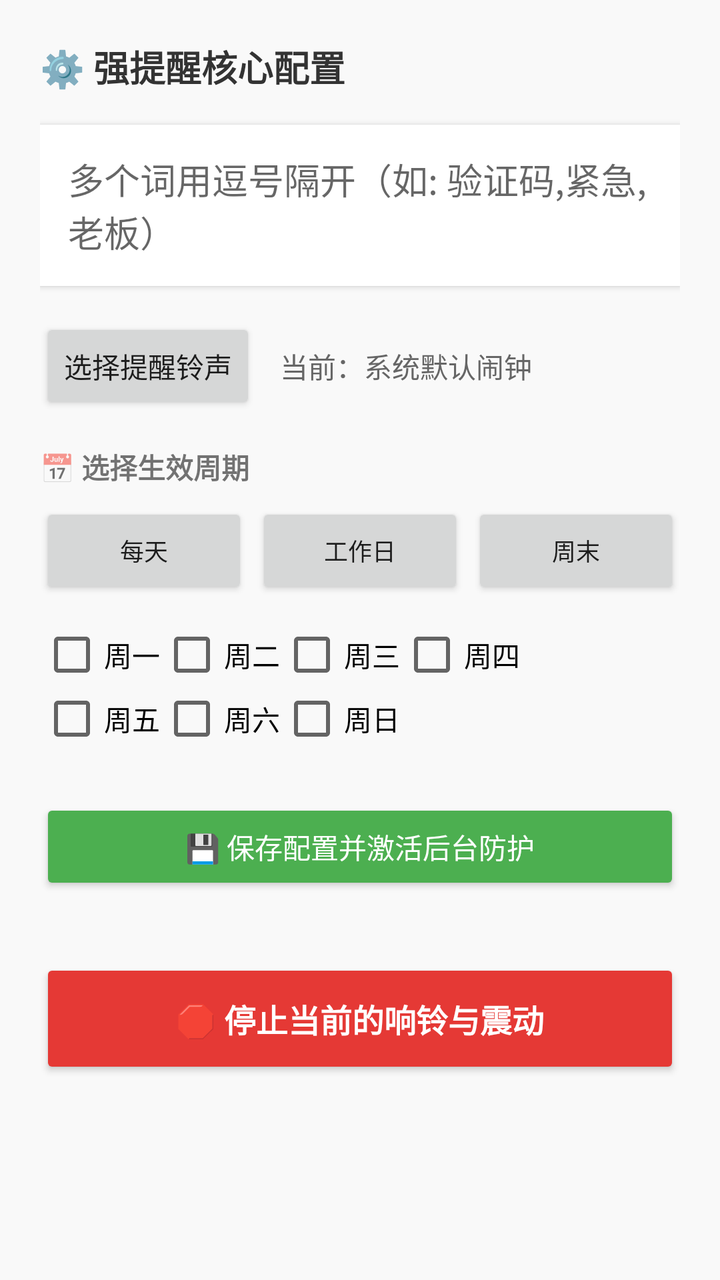
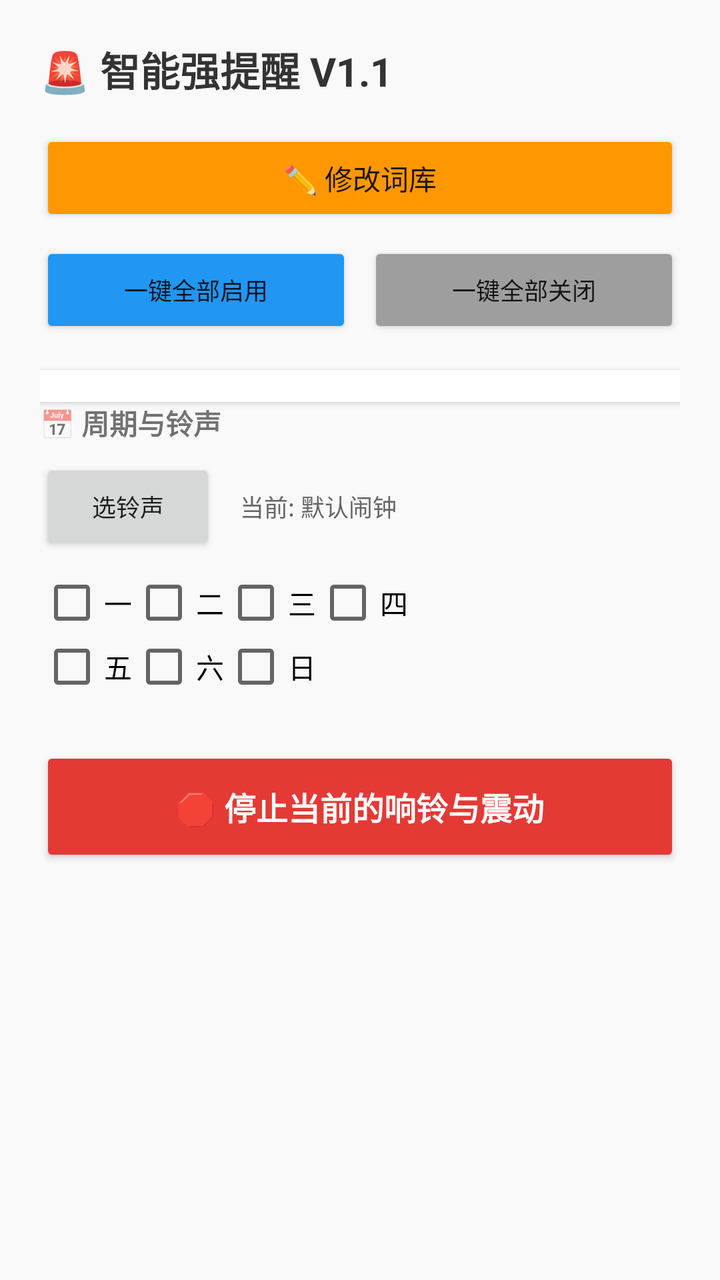

Two renders of the same Android screen: before a commit and after it. Below are the layout's source before the change and the commit's diff.
<!-- AndroidManifest.xml: application theme Theme.AppCompat.Light.NoActionBar -->
<!-- res/layout/activity_main.xml -->
<?xml version="1.0" encoding="utf-8"?>
<ScrollView xmlns:android="http://schemas.android.com/apk/res/android"
    android:layout_width="match_parent"
    android:layout_height="match_parent"
    android:background="#F9F9F9">

    <LinearLayout
        android:layout_width="match_parent"
        android:layout_height="wrap_content"
        android:orientation="vertical"
        android:padding="20dp">

        <TextView
            android:layout_width="wrap_content"
            android:layout_height="wrap_content"
            android:text="⚙️ 强提醒核心配置"
            android:textSize="18sp"
            android:textStyle="bold"
            android:textColor="#333333"
            android:layout_marginBottom="16dp"/>

        <EditText
            android:id="@+id/etKeyword"
            android:layout_width="match_parent"
            android:layout_height="wrap_content"
            android:hint="多个词用逗号隔开（如: 验证码,紧急,老板）"
            android:background="#FFFFFF"
            android:padding="14dp"
            android:elevation="2dp"
            android:layout_marginBottom="16dp"/>

        <LinearLayout
            android:layout_width="match_parent"
            android:layout_height="wrap_content"
            android:orientation="horizontal"
            android:layout_marginBottom="16dp">
            <Button
                android:id="@+id/btnSelectRingtone"
                android:layout_width="wrap_content"
                android:layout_height="wrap_content"
                android:text="选择提醒铃声" />
            <TextView
                android:id="@+id/tvRingtoneName"
                android:layout_width="match_parent"
                android:layout_height="wrap_content"
                android:text="当前：系统默认闹钟"
                android:paddingStart="12dp"
                android:textColor="#666666"/>
        </LinearLayout>

        <TextView
            android:layout_width="wrap_content"
            android:layout_height="wrap_content"
            android:text="📅 选择生效周期"
            android:textStyle="bold"
            android:layout_marginBottom="8dp"/>

        <LinearLayout
            android:layout_width="match_parent"
            android:layout_height="wrap_content"
            android:orientation="horizontal"
            android:layout_marginBottom="12dp">
            <Button android:id="@+id/btnPresetEveryday" android:layout_width="0dp" android:layout_height="wrap_content" android:layout_weight="1" android:text="每天" android:textSize="12sp"/>
            <Button android:id="@+id/btnPresetWorkday" android:layout_width="0dp" android:layout_height="wrap_content" android:layout_weight="1" android:text="工作日" android:textSize="12sp" android:layout_marginHorizontal="4dp"/>
            <Button android:id="@+id/btnPresetWeekend" android:layout_width="0dp" android:layout_height="wrap_content" android:layout_weight="1" android:text="周末" android:textSize="12sp"/>
        </LinearLayout>

        <GridLayout
            android:layout_width="match_parent"
            android:layout_height="wrap_content"
            android:columnCount="4"
            android:layout_marginBottom="24dp">
            <CheckBox android:id="@+id/cbMon" android:text="周一"/>
            <CheckBox android:id="@+id/cbTue" android:text="周二"/>
            <CheckBox android:id="@+id/cbWed" android:text="周三"/>
            <CheckBox android:id="@+id/cbThu" android:text="周四"/>
            <CheckBox android:id="@+id/cbFri" android:text="周五"/>
            <CheckBox android:id="@+id/cbSat" android:text="周六"/>
            <CheckBox android:id="@+id/cbSun" android:text="周日"/>
        </GridLayout>

        <Button
            android:id="@+id/btnSaveConfig"
            android:layout_width="match_parent"
            android:layout_height="wrap_content"
            android:text="💾 保存配置并激活后台防护"
            android:backgroundTint="#4CAF50"
            android:textColor="#FFFFFF"
            android:layout_marginBottom="32dp"/>

        <Button
            android:id="@+id/btnStopAlarm"
            android:layout_width="match_parent"
            android:layout_height="60dp"
            android:text="🛑 停止当前的响铃与震动"
            android:backgroundTint="#E53935"
            android:textColor="#FFFFFF"
            android:textSize="16sp"
            android:textStyle="bold"/>

        <TextView
            android:id="@+id/tvCopyright"
            android:layout_width="match_parent"
            android:layout_height="wrap_content"
            android:gravity="center"
            android:layout_marginTop="32dp"
            android:layout_marginBottom="16dp"
            android:textSize="12sp"
            android:textColor="#999999"
            android:autoLink="web" />

    </LinearLayout>
</ScrollView>
<!-- resources referenced by this layout -->
<resources>

</resources>

<!-- the commit's change to res/layout/activity_main.xml (unified diff, before → after) -->
@@ -13,80 +13,65 @@
         <TextView
             android:layout_width="wrap_content"
             android:layout_height="wrap_content"
-            android:text="⚙️ 强提醒核心配置"
-            android:textSize="18sp"
+            android:text="🚨 智能强提醒 V1.1"
+            android:textSize="20sp"
             android:textStyle="bold"
             android:textColor="#333333"
-            android:layout_marginBottom="16dp"/>
-
-        <EditText
-            android:id="@+id/etKeyword"
-            android:layout_width="match_parent"
-            android:layout_height="wrap_content"
-            android:hint="多个词用逗号隔开（如: 验证码,紧急,老板）"
-            android:background="#FFFFFF"
-            android:padding="14dp"
-            android:elevation="2dp"
             android:layout_marginBottom="16dp"/>
 
         <LinearLayout
             android:layout_width="match_parent"
             android:layout_height="wrap_content"
             android:orientation="horizontal"
-            android:layout_marginBottom="16dp">
-            <Button
-                android:id="@+id/btnSelectRingtone"
-                android:layout_width="wrap_content"
-                android:layout_height="wrap_content"
-                android:text="选择提醒铃声" />
-            <TextView
-                android:id="@+id/tvRingtoneName"
-                android:layout_width="match_parent"
-                android:layout_height="wrap_content"
-                android:text="当前：系统默认闹钟"
-                android:paddingStart="12dp"
-                android:textColor="#666666"/>
+            android:layout_marginBottom="8dp">
+            <Button android:id="@+id/btnEdit" android:layout_width="0dp" android:layout_height="wrap_content" android:layout_weight="1" android:text="✏️ 修改词库" android:backgroundTint="#FF9800"/>
+            <Button android:id="@+id/btnSave" android:layout_width="0dp" android:layout_height="wrap_content" android:layout_weight="1" android:text="💾 保存生效" android:backgroundTint="#4CAF50" android:layout_marginStart="8dp" android:visibility="gone"/>
         </LinearLayout>
-
-        <TextView
-            android:layout_width="wrap_content"
-            android:layout_height="wrap_content"
-            android:text="📅 选择生效周期"
-            android:textStyle="bold"
-            android:layout_marginBottom="8dp"/>
 
         <LinearLayout
             android:layout_width="match_parent"
             android:layout_height="wrap_content"
             android:orientation="horizontal"
-            android:layout_marginBottom="12dp">
-            <Button android:id="@+id/btnPresetEveryday" android:layout_width="0dp" android:layout_height="wrap_content" android:layout_weight="1" android:text="每天" android:textSize="12sp"/>
-            <Button android:id="@+id/btnPresetWorkday" android:layout_width="0dp" android:layout_height="wrap_content" android:layout_weight="1" android:text="工作日" android:textSize="12sp" android:layout_marginHorizontal="4dp"/>
-            <Button android:id="@+id/btnPresetWeekend" android:layout_width="0dp" android:layout_height="wrap_content" android:layout_weight="1" android:text="周末" android:textSize="12sp"/>
+            android:layout_marginBottom="16dp">
+            <Button android:id="@+id/btnEnableAll" android:layout_width="0dp" android:layout_height="wrap_content" android:layout_weight="1" android:text="一键全部启用" android:textSize="12sp" android:backgroundTint="#2196F3"/>
+            <Button android:id="@+id/btnDisableAll" android:layout_width="0dp" android:layout_height="wrap_content" android:layout_weight="1" android:text="一键全部关闭" android:textSize="12sp" android:backgroundTint="#9E9E9E" android:layout_marginStart="8dp"/>
         </LinearLayout>
 
-        <GridLayout
+        <LinearLayout
+            android:id="@+id/llKeywordContainer"
             android:layout_width="match_parent"
             android:layout_height="wrap_content"
-            android:columnCount="4"
-            android:layout_marginBottom="24dp">
-            <CheckBox android:id="@+id/cbMon" android:text="周一"/>
-            <CheckBox android:id="@+id/cbTue" android:text="周二"/>
-            <CheckBox android:id="@+id/cbWed" android:text="周三"/>
-            <CheckBox android:id="@+id/cbThu" android:text="周四"/>
-            <CheckBox android:id="@+id/cbFri" android:text="周五"/>
-            <CheckBox android:id="@+id/cbSat" android:text="周六"/>
-            <CheckBox android:id="@+id/cbSun" android:text="周日"/>
-        </GridLayout>
+            android:orientation="vertical"
+            android:background="#FFFFFF"
+            android:padding="8dp"
+            android:elevation="2dp"/>
 
         <Button
-            android:id="@+id/btnSaveConfig"
+            android:id="@+id/btnAddKeyword"
             android:layout_width="match_parent"
             android:layout_height="wrap_content"
-            android:text="💾 保存配置并激活后台防护"
-            android:backgroundTint="#4CAF50"
-            android:textColor="#FFFFFF"
-            android:layout_marginBottom="32dp"/>
+            android:text="+ 新增监控关键词"
+            android:backgroundTint="#E0E0E0"
+            android:textColor="#333333"
+            android:layout_marginTop="8dp"
+            android:layout_marginBottom="24dp"
+            android:visibility="gone"/>
+
+        <TextView android:layout_width="wrap_content" android:layout_height="wrap_content" android:text="📅 周期与铃声" android:textStyle="bold" android:layout_marginBottom="8dp"/>
+        <LinearLayout android:layout_width="match_parent" android:layout_height="wrap_content" android:orientation="horizontal" android:layout_marginBottom="8dp">
+            <Button android:id="@+id/btnSelectRingtone" android:layout_width="wrap_content" android:layout_height="wrap_content" android:text="选铃声" android:textSize="12sp"/>
+            <TextView android:id="@+id/tvRingtoneName" android:layout_width="match_parent" android:layout_height="wrap_content" android:text="当前: 默认闹钟" android:paddingStart="12dp" android:textSize="12sp" android:textColor="#666666"/>
+        </LinearLayout>
+
+        <GridLayout android:layout_width="match_parent" android:layout_height="wrap_content" android:columnCount="4" android:layout_marginBottom="24dp">
+            <CheckBox android:id="@+id/cbMon" android:text="一"/>
+            <CheckBox android:id="@+id/cbTue" android:text="二"/>
+            <CheckBox android:id="@+id/cbWed" android:text="三"/>
+            <CheckBox android:id="@+id/cbThu" android:text="四"/>
+            <CheckBox android:id="@+id/cbFri" android:text="五"/>
+            <CheckBox android:id="@+id/cbSat" android:text="六"/>
+            <CheckBox android:id="@+id/cbSun" android:text="日"/>
+        </GridLayout>
 
         <Button
             android:id="@+id/btnStopAlarm"
@@ -98,16 +83,7 @@
             android:textSize="16sp"
             android:textStyle="bold"/>
 
-        <TextView
-            android:id="@+id/tvCopyright"
-            android:layout_width="match_parent"
-            android:layout_height="wrap_content"
-            android:gravity="center"
-            android:layout_marginTop="32dp"
-            android:layout_marginBottom="16dp"
-            android:textSize="12sp"
-            android:textColor="#999999"
-            android:autoLink="web" />
+        <TextView android:id="@+id/tvCopyright" android:layout_width="match_parent" android:layout_height="wrap_content" android:gravity="center" android:layout_marginTop="32dp" android:layout_marginBottom="16dp" android:textSize="12sp" android:textColor="#999999" android:autoLink="web" />
 
     </LinearLayout>
 </ScrollView>
